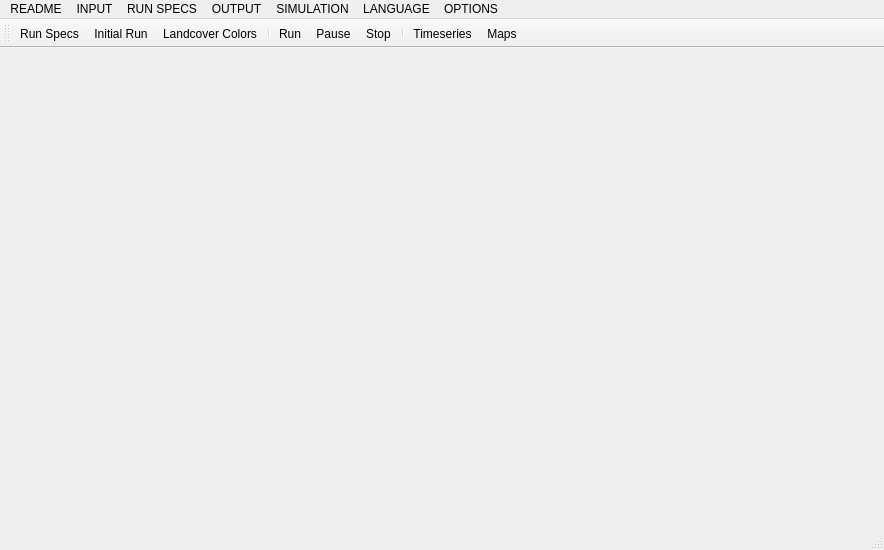
Old version of the form uis/qtdesigners/stella.ui in the repository uttu90/stella.
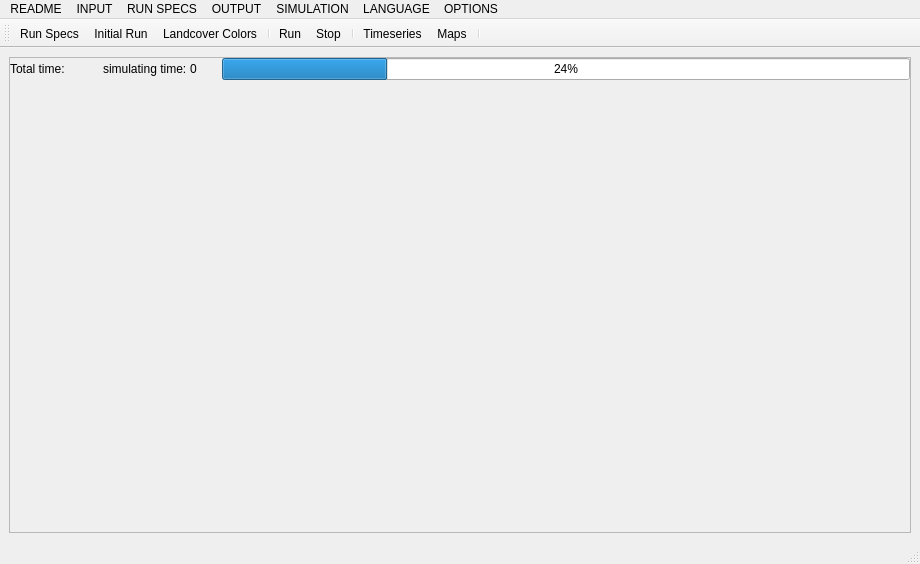
New version of the form. Icons and pictures are not drawn.

Diff of the .ui file:
```diff
--- a/uis/qtdesigners/stella.ui
+++ b/uis/qtdesigners/stella.ui
@@ -6,8 +6,8 @@
    <rect>
     <x>0</x>
     <y>0</y>
-    <width>884</width>
-    <height>550</height>
+    <width>920</width>
+    <height>564</height>
    </rect>
   </property>
   <property name="windowTitle">
@@ -20,14 +20,94 @@
    <property name="styleSheet">
     <string notr="true">border-image: url(:/background/genriver.png);</string>
    </property>
-   <layout class="QGridLayout" name="gridLayout"/>
+   <layout class="QGridLayout" name="gridLayout_2">
+    <item row="0" column="0">
+     <layout class="QVBoxLayout" name="verticalLayout_2">
+      <item>
+       <widget class="QFrame" name="frame">
+        <property name="frameShape">
+         <enum>QFrame::StyledPanel</enum>
+        </property>
+        <property name="frameShadow">
+         <enum>QFrame::Raised</enum>
+        </property>
+        <layout class="QGridLayout" name="gridLayout">
+         <property name="margin">
+          <number>0</number>
+         </property>
+         <property name="spacing">
+          <number>0</number>
+         </property>
+         <item row="1" column="0" colspan="5">
+          <widget class="QWidget" name="widget" native="true">
+           <property name="styleSheet">
+            <string notr="true">border-image: url(:/background/genriver.png);</string>
+           </property>
+          </widget>
+         </item>
+         <item row="0" column="1">
+          <widget class="QLabel" name="totalTime">
+           <property name="minimumSize">
+            <size>
+             <width>35</width>
+             <height>0</height>
+            </size>
+           </property>
+           <property name="lineWidth">
+            <number>5</number>
+           </property>
+           <property name="text">
+            <string/>
+           </property>
+          </widget>
+         </item>
+         <item row="0" column="0">
+          <widget class="QLabel" name="label">
+           <property name="text">
+            <string>Total time: </string>
+           </property>
+          </widget>
+         </item>
+         <item row="0" column="4">
+          <widget class="QProgressBar" name="simulatingProgress">
+           <property name="value">
+            <number>24</number>
+           </property>
+          </widget>
+         </item>
+         <item row="0" column="2">
+          <widget class="QLabel" name="label_2">
+           <property name="text">
+            <string>simulating time: </string>
+           </property>
+          </widget>
+         </item>
+         <item row="0" column="3">
+          <widget class="QLabel" name="simulatingTime">
+           <property name="minimumSize">
+            <size>
+             <width>32</width>
+             <height>0</height>
+            </size>
+           </property>
+           <property name="text">
+            <string>0</string>
+           </property>
+          </widget>
+         </item>
+        </layout>
+       </widget>
+      </item>
+     </layout>
+    </item>
+   </layout>
   </widget>
   <widget class="QMenuBar" name="menubar">
    <property name="geometry">
     <rect>
      <x>0</x>
      <y>0</y>
-     <width>884</width>
+     <width>920</width>
      <height>21</height>
     </rect>
    </property>
@@ -111,11 +191,11 @@
    <addaction name="actionLandcover_colors"/>
    <addaction name="separator"/>
    <addaction name="actionRun"/>
-   <addaction name="actionPause"/>
    <addaction name="actionStop"/>
    <addaction name="separator"/>
    <addaction name="actionTimeseries"/>
    <addaction name="actionMaps"/>
+   <addaction name="separator"/>
   </widget>
   <action name="actionRainfall">
    <property name="text">
```
Left out of the diff: 3 changed lines with no effect on the pictures.
